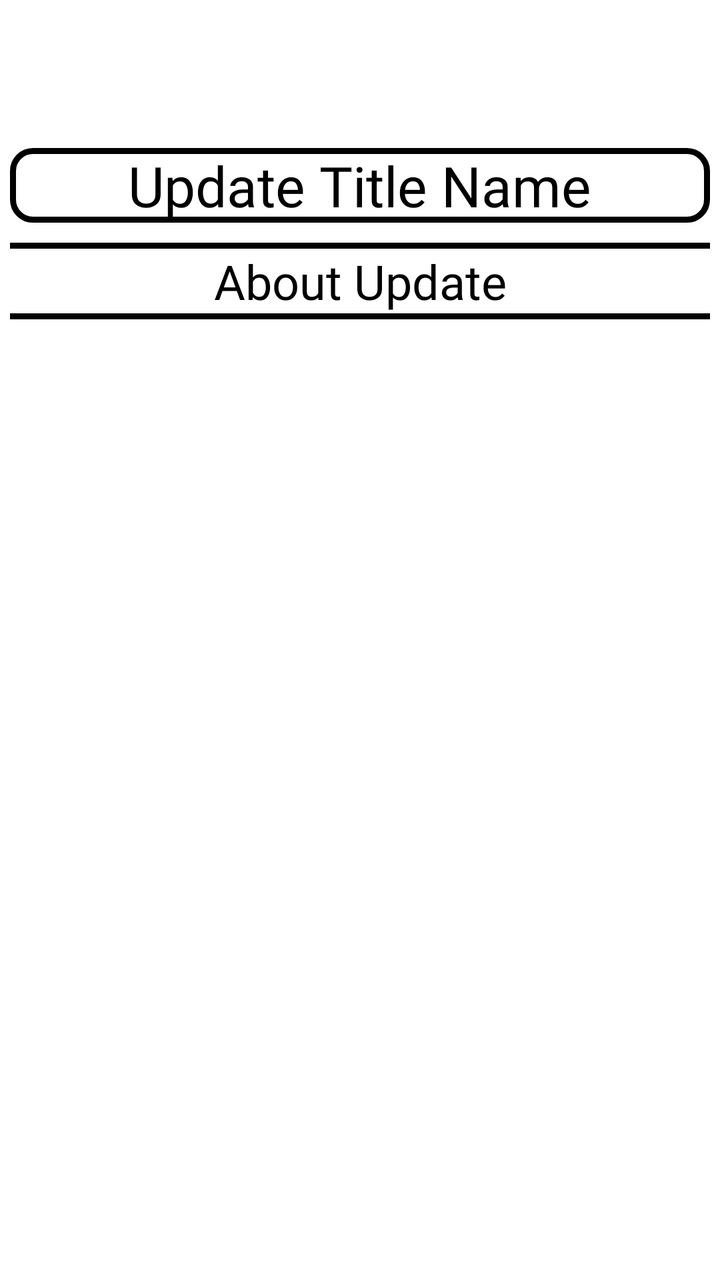
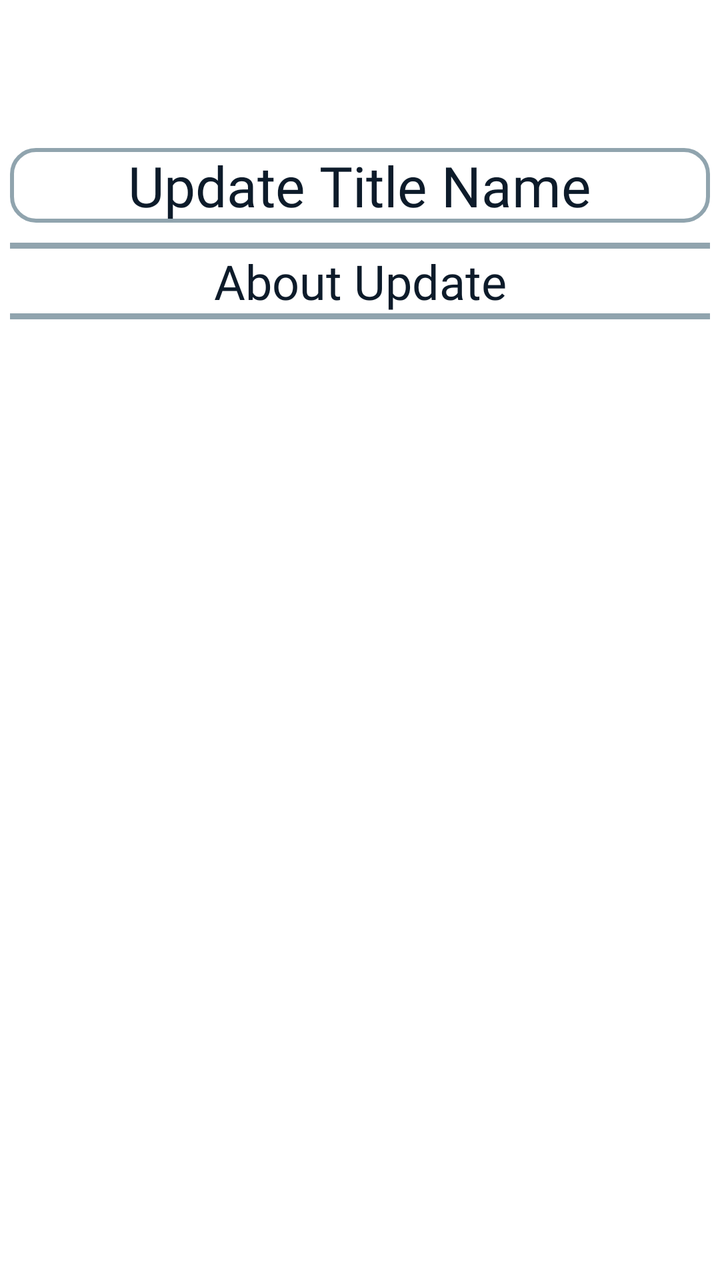

Before-and-after screenshots of an Android layout around one commit, followed by the original layout XML and the change that was made.
<!-- AndroidManifest.xml: application theme Theme.KimyoTest -->
<!-- res/layout/fragment_update.xml -->
<?xml version="1.0" encoding="utf-8"?>
<androidx.constraintlayout.widget.ConstraintLayout xmlns:android="http://schemas.android.com/apk/res/android"
    xmlns:app="http://schemas.android.com/apk/res-auto"
    android:layout_width="match_parent"
    android:layout_height="match_parent"
    android:background="@color/white"
    android:id="@+id/drawer_layout">

    <androidx.appcompat.widget.LinearLayoutCompat
        android:id="@+id/messageLayout"
        android:layout_width="match_parent"
        android:layout_height="match_parent"
        android:layout_marginTop="?attr/actionBarSize"
        android:orientation="vertical">
        <androidx.appcompat.widget.LinearLayoutCompat
            android:layout_width="match_parent"
            android:layout_height="wrap_content"
            android:gravity="center"
            android:layout_marginTop="10dp"
            android:background="@drawable/style_test_default_answer"
            android:layout_marginStart="5dp"
            android:layout_marginEnd="5dp">
            <androidx.appcompat.widget.AppCompatTextView
                android:id="@+id/updateTitle"
                android:layout_width="wrap_content"
                android:layout_height="wrap_content"
                android:gravity="center"
                android:text="Update Title Name"
                android:textColor="@color/black"
                android:maxWidth="350dp"
                android:textSize="28sp"
                android:fontFamily="@font/pre_hear_regular"/>
        </androidx.appcompat.widget.LinearLayoutCompat>
        <androidx.appcompat.widget.LinearLayoutCompat
            android:layout_width="match_parent"
            android:layout_height="wrap_content"
            android:gravity="center"
            android:layout_marginTop="10dp"
            android:orientation="vertical">
            <androidx.appcompat.widget.AppCompatTextView
                android:layout_width="match_parent"
                android:layout_height="3dp"
                android:layout_marginStart="5dp"
                android:layout_marginEnd="5dp"
                android:background="@color/black"/>
            <androidx.appcompat.widget.AppCompatTextView
                android:id="@+id/updateAbout"
                android:layout_width="match_parent"
                android:layout_height="wrap_content"
                android:gravity="center"
                android:text="About Update"
                android:textColor="@color/black"
                android:maxWidth="350dp"
                android:textSize="24sp"
                android:fontFamily="@font/pre_hear_regular"/>
            <androidx.appcompat.widget.AppCompatTextView
                android:layout_width="match_parent"
                android:layout_height="3dp"
                android:background="@color/black"
                android:layout_marginStart="5dp"
                android:layout_marginEnd="5dp"/>
        </androidx.appcompat.widget.LinearLayoutCompat>
    </androidx.appcompat.widget.LinearLayoutCompat>
</androidx.constraintlayout.widget.ConstraintLayout>
<!-- resources referenced by this layout -->
<resources>
  <color name="black">#FF000000</color>
  <color name="white">#FFFFFFFF</color>
  <!-- drawable style_test_default_answer (drawable) -->
  <?xml version="1.0" encoding="utf-8"?>
  <shape xmlns:android="http://schemas.android.com/apk/res/android">
      <stroke android:color="@color/black" android:width="3dp"/>
      <corners android:radius="10dp"/> />
  </shape>
  <style name="Theme.KimyoTest" parent="Base.Theme.KimyoTest" />
  <style name="Base.Theme.KimyoTest" parent="Theme.Material3.DayNight.NoActionBar">
          
          
          <item name="android:textColorPrimary">@color/black</item>
          <item name="android:windowBackground">@color/white</item>
      </style>
</resources>

<!-- the commit's change to res/layout/fragment_update.xml (unified diff, before → after) -->
@@ -3,7 +3,7 @@
     xmlns:app="http://schemas.android.com/apk/res-auto"
     android:layout_width="match_parent"
     android:layout_height="match_parent"
-    android:background="@color/white"
+    android:background="?attr/colorSurface"
     android:id="@+id/drawer_layout">
 
     <androidx.appcompat.widget.LinearLayoutCompat
@@ -26,7 +26,7 @@
                 android:layout_height="wrap_content"
                 android:gravity="center"
                 android:text="Update Title Name"
-                android:textColor="@color/black"
+                android:textColor="?attr/colorOnSurface"
                 android:maxWidth="350dp"
                 android:textSize="28sp"
                 android:fontFamily="@font/pre_hear_regular"/>
@@ -42,21 +42,21 @@
                 android:layout_height="3dp"
                 android:layout_marginStart="5dp"
                 android:layout_marginEnd="5dp"
-                android:background="@color/black"/>
+                android:background="?attr/colorOutline"/>
             <androidx.appcompat.widget.AppCompatTextView
                 android:id="@+id/updateAbout"
                 android:layout_width="match_parent"
                 android:layout_height="wrap_content"
                 android:gravity="center"
                 android:text="About Update"
-                android:textColor="@color/black"
+                android:textColor="?attr/colorOnSurface"
                 android:maxWidth="350dp"
                 android:textSize="24sp"
                 android:fontFamily="@font/pre_hear_regular"/>
             <androidx.appcompat.widget.AppCompatTextView
                 android:layout_width="match_parent"
                 android:layout_height="3dp"
-                android:background="@color/black"
+                android:background="?attr/colorOutline"
                 android:layout_marginStart="5dp"
                 android:layout_marginEnd="5dp"/>
         </androidx.appcompat.widget.LinearLayoutCompat>
<!-- resource entries referenced after the edit -->
@@ -1,19 +1,31 @@
 <!-- resources referenced by this layout -->
 <resources>
-  <color name="black">#FF000000</color>
-  <color name="white">#FFFFFFFF</color>
   <!-- drawable style_test_default_answer (drawable) -->
   <?xml version="1.0" encoding="utf-8"?>
   <shape xmlns:android="http://schemas.android.com/apk/res/android">
-      <stroke android:color="@color/black" android:width="3dp"/>
-      <corners android:radius="10dp"/> />
+      <stroke android:color="?attr/colorOutline" android:width="2dp"/>
+      <corners android:radius="12dp"/>
+      <solid android:color="?attr/colorSurface"/>
   </shape>
   <style name="Theme.KimyoTest" parent="Base.Theme.KimyoTest" />
   <style name="Base.Theme.KimyoTest" parent="Theme.Material3.DayNight.NoActionBar">
           
-          
-          <item name="android:textColorPrimary">@color/black</item>
-          <item name="android:windowBackground">@color/white</item>
+          <item name="android:windowBackground">@color/chem_background_light</item>
+          <item name="android:textColorPrimary">@color/chem_on_surface_light</item>
+          <item name="colorPrimary">@color/chem_primary_light</item>
+          <item name="colorOnPrimary">@color/chem_surface_light</item>
+          <item name="colorSurface">@color/chem_surface_light</item>
+          <item name="colorOnSurface">@color/chem_on_surface_light</item>
+          <item name="colorOutline">@color/chem_outline_light</item>
+          <item name="colorPrimaryContainer">@color/chem_toolbar_light</item>
+          <item name="colorSurfaceVariant">@color/chem_surface_variant_light</item>
       </style>
+  <color name="chem_background_light">#F0F7FF</color>
+  <color name="chem_on_surface_light">#0D1B2A</color>
+  <color name="chem_primary_light">#1565C0</color>
+  <color name="chem_surface_light">#FFFFFF</color>
+  <color name="chem_outline_light">#90A4AE</color>
+  <color name="chem_toolbar_light">#0D47A1</color>
+  <color name="chem_surface_variant_light">#E3F2FD</color>
 </resources>
 
